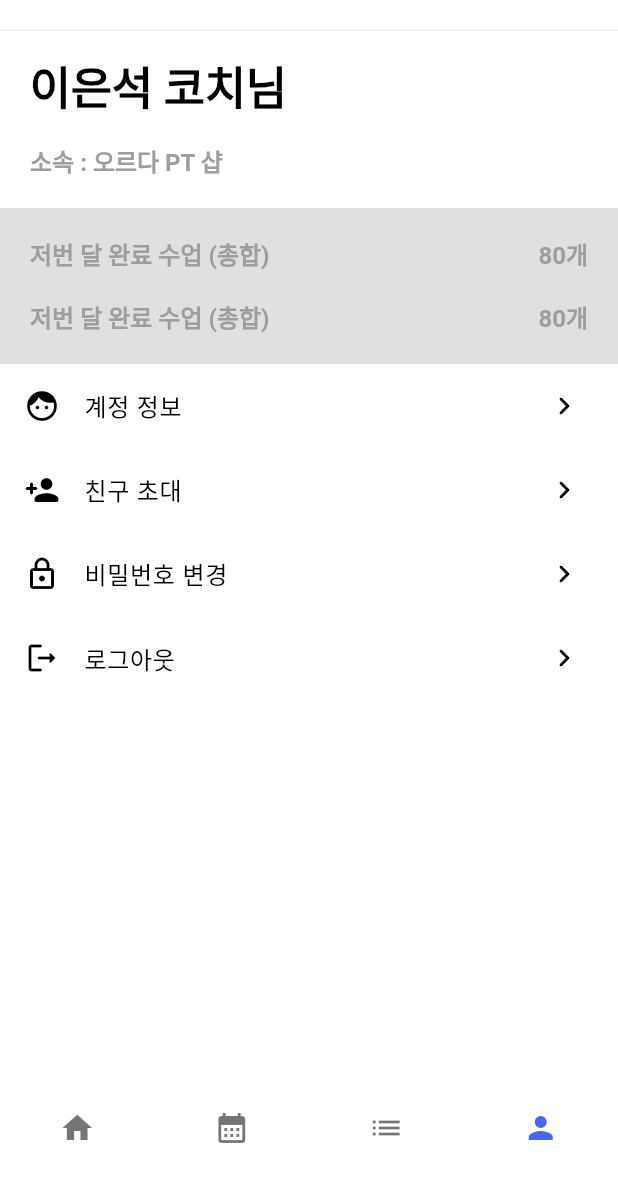
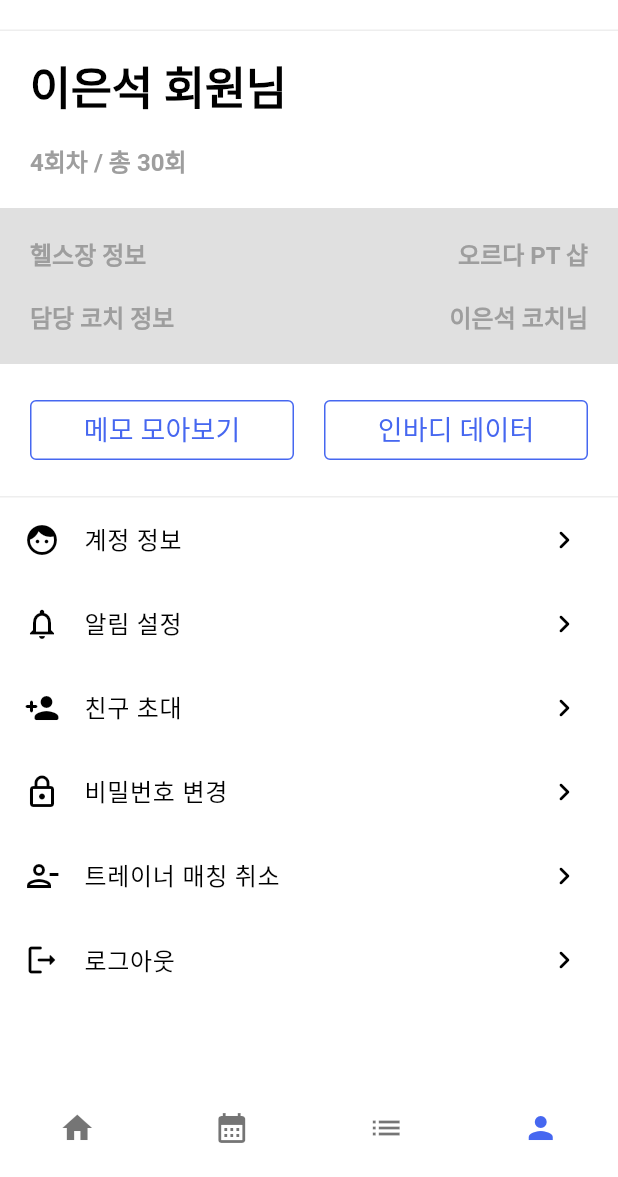
Before and after one commit to Dream-Maker-Inc/si_hicoach_fe, a Flutter app: the MemberBaseView screen opened directly, item 4 of the bottom bar chosen, on a phone screen of 412 x 824 dp, the part 59-1236 px from its top. Run offline on Flutter 3.47's test engine with Material 2 defaults, Android fonts, the phone set to English and light mode, and no system bars.

Commit message:
feat: 회원 마이페이지

```diff
--- a/lib/domain/member/views/base.dart
+++ b/lib/domain/member/views/base.dart
@@ -1,8 +1,8 @@
 import 'package:flutter/material.dart';
 import 'package:si_hicoach_fe/domain/member/views/main/main.dart';
+import 'package:si_hicoach_fe/domain/member/views/my/my/my.dart';
 import 'package:si_hicoach_fe/domain/member/views/studies/studies.dart';
 import 'package:si_hicoach_fe/domain/trainer/views/member/member_list.dart';
-import 'package:si_hicoach_fe/domain/trainer/views/my/my/my.dart';
 
 class MemberBaseView extends StatefulWidget {
   const MemberBaseView({Key? key}) : super(key: key);
@@ -18,7 +18,7 @@ class _TrainerBaseViewState extends State<MemberBaseView> {
     const MemberHomeView(),
     const TrainerMemberListView(),
     const MemberStudiesView(),
-    const TrainerMypageView(),
+    const MemberMypageView(),
   ];
 
   Widget _bottomNavigationBar() {
--- /dev/null
+++ b/lib/domain/member/views/my/account/account.dart
@@ -0,0 +1,37 @@
+import 'package:flutter/material.dart';
+import 'package:si_hicoach_fe/domain/common/components/app_bar.dart';
+
+class TrainerMypageAccountView extends StatelessWidget {
+  const TrainerMypageAccountView({Key? key}) : super(key: key);
+
+  @override
+  Widget build(BuildContext context) {
+    return Scaffold(
+      appBar: CustomAppBarArrowBack(
+        titleText: '계정 정보',
+        actionsWidget: <Widget>[
+          IconButton(
+            onPressed: () {},
+            icon: const Icon(Icons.edit_rounded),
+          ),
+        ],
+      ),
+      body: ListView(
+        scrollDirection: Axis.vertical,
+        shrinkWrap: true,
+        children: ListTile.divideTiles(
+          context: context,
+          tiles: List.of(
+            const <Widget>[
+              ListTile(title: Text('이름'), trailing: Text('이은석')),
+              ListTile(title: Text('아이디 (이메일)'), trailing: Text('이은석')),
+              ListTile(title: Text('생년월일'), trailing: Text('이은석')),
+              ListTile(title: Text('소속'), trailing: Text('이은석')),
+              ListTile(title: Text('전화번호'), trailing: Text('이은석')),
+            ],
+          ),
+        ).toList(),
+      ),
+    );
+  }
+}
--- /dev/null
+++ b/lib/domain/member/views/my/my/menu.dart
@@ -0,0 +1,95 @@
+import 'package:flutter/material.dart';
+import 'package:si_hicoach_fe/domain/splash/splash.dart';
+import 'package:si_hicoach_fe/domain/trainer/views/my/account/account.dart';
+import 'package:si_hicoach_fe/domain/trainer/views/my/invite/invite.dart';
+
+class MemberMypageMenuView extends StatelessWidget {
+  const MemberMypageMenuView({Key? key}) : super(key: key);
+
+  @override
+  Widget build(BuildContext context) {
+    return ListView(
+      scrollDirection: Axis.vertical,
+      shrinkWrap: true,
+      children: ListTile.divideTiles(
+        context: context,
+        tiles: List.of(
+          [
+            ListTile(
+              leading: const Icon(Icons.face_rounded),
+              title: const Text('계정 정보'),
+              trailing: const Icon(Icons.keyboard_arrow_right_rounded),
+              onTap: () => {
+                Navigator.of(context).push(
+                  MaterialPageRoute(
+                    builder: (context) => const TrainerMypageAccountView(),
+                  ),
+                )
+              },
+            ),
+            ListTile(
+              leading: const Icon(Icons.notifications_outlined),
+              title: const Text('알림 설정'),
+              trailing: const Icon(Icons.keyboard_arrow_right_rounded),
+              onTap: () => {
+                Navigator.of(context).push(
+                  MaterialPageRoute(
+                    builder: (context) => const TrainerMypageAccountView(),
+                  ),
+                )
+              },
+            ),
+            ListTile(
+              leading: const Icon(Icons.person_add_rounded),
+              title: const Text('친구 초대'),
+              trailing: const Icon(Icons.keyboard_arrow_right_rounded),
+              onTap: () => {
+                Navigator.of(context).push(
+                  MaterialPageRoute(
+                    builder: (context) => const TrainerMypageInviteView(),
+                  ),
+                )
+              },
+            ),
+            ListTile(
+              leading: const Icon(Icons.lock_outlined),
+              title: const Text('비밀번호 변경'),
+              trailing: const Icon(Icons.keyboard_arrow_right_rounded),
+              onTap: () => {
+                Navigator.of(context).push(
+                  MaterialPageRoute(
+                    builder: (context) => const SplashPage(),
+                  ),
+                )
+              },
+            ),
+            ListTile(
+              leading: const Icon(Icons.person_remove_outlined),
+              title: const Text('트레이너 매칭 취소'),
+              trailing: const Icon(Icons.keyboard_arrow_right_rounded),
+              onTap: () => {
+                Navigator.of(context).push(
+                  MaterialPageRoute(
+                    builder: (context) => const SplashPage(),
+                  ),
+                )
+              },
+            ),
+            ListTile(
+              leading: const Icon(Icons.logout_rounded),
+              title: const Text('로그아웃'),
+              trailing: const Icon(Icons.keyboard_arrow_right_rounded),
+              onTap: () => {
+                Navigator.of(context).push(
+                  MaterialPageRoute(
+                    builder: (context) => const SplashPage(),
+                  ),
+                )
+              },
+            ),
+          ],
+        ),
+      ).toList(),
+    );
+  }
+}
--- /dev/null
+++ b/lib/domain/member/views/my/my/my.dart
@@ -0,0 +1,26 @@
+import 'package:flutter/material.dart';
+import 'package:si_hicoach_fe/domain/common/components/app_bar_with_logo.dart';
+import 'package:si_hicoach_fe/domain/member/views/my/my/menu.dart';
+import 'package:si_hicoach_fe/domain/member/views/my/my/summary.dart';
+
+class MemberMypageView extends StatelessWidget {
+  const MemberMypageView({Key? key}) : super(key: key);
+
+  @override
+  Widget build(BuildContext context) {
+    return Scaffold(
+      appBar: const CustomAppBarWithLogo(titleText: '마이페이지'),
+      body: SafeArea(
+        child: SizedBox(
+          width: double.infinity,
+          child: Column(
+            children: const <Widget>[
+              MemberMypageSummaryView(),
+              MemberMypageMenuView(),
+            ],
+          ),
+        ),
+      ),
+    );
+  }
+}
--- /dev/null
+++ b/lib/domain/member/views/my/my/summary.dart
@@ -0,0 +1,93 @@
+import 'package:flutter/material.dart';
+import 'package:si_hicoach_fe/domain/common/components/divider.dart';
+import 'package:si_hicoach_fe/domain/common/constants/constants.dart';
+import 'package:si_hicoach_fe/domain/common/theme/button.dart';
+
+class MemberMypageSummaryView extends StatelessWidget {
+  const MemberMypageSummaryView({Key? key}) : super(key: key);
+
+  @override
+  Widget build(BuildContext context) {
+    return Column(
+      crossAxisAlignment: CrossAxisAlignment.stretch,
+      children: <Widget>[
+        Padding(
+          padding: const EdgeInsets.all(defaultPadding),
+          child: Column(
+            crossAxisAlignment: CrossAxisAlignment.stretch,
+            children: <Widget>[
+              Text(
+                '이은석 회원님',
+                style: Theme.of(context).textTheme.headline1,
+              ),
+              const SizedBox(height: defaultPadding),
+              Text(
+                '4회차 / 총 30회',
+                style: Theme.of(context).textTheme.headline4,
+              ),
+            ],
+          ),
+        ),
+        Container(
+          width: double.infinity,
+          color: Colors.grey.shade300,
+          child: Padding(
+            padding: const EdgeInsets.all(defaultPadding),
+            child: Column(
+              children: <Widget>[
+                Row(
+                  mainAxisAlignment: MainAxisAlignment.spaceBetween,
+                  children: <Widget>[
+                    Text(
+                      '헬스장 정보',
+                      style: Theme.of(context).textTheme.headline4,
+                    ),
+                    Text(
+                      '오르다 PT 샵',
+                      style: Theme.of(context).textTheme.headline4,
+                    ),
+                  ],
+                ),
+                const SizedBox(height: defaultPadding),
+                Row(
+                  mainAxisAlignment: MainAxisAlignment.spaceBetween,
+                  children: <Widget>[
+                    Text(
+                      '담당 코치 정보',
+                      style: Theme.of(context).textTheme.headline4,
+                    ),
+                    Text(
+                      '이은석 코치님',
+                      style: Theme.of(context).textTheme.headline4,
+                    ),
+                  ],
+                ),
+              ],
+            ),
+          ),
+        ),
+        Padding(
+          padding: const EdgeInsets.all(defaultPadding),
+          child: Row(
+            children: <Widget>[
+              Expanded(
+                child: CustomOutlinedButton(
+                  onPressed: () {},
+                  text: '메모 모아보기',
+                ),
+              ),
+              const SizedBox(width: defaultPadding),
+              Expanded(
+                child: CustomOutlinedButton(
+                  onPressed: () {},
+                  text: '인바디 데이터',
+                ),
+              ),
+            ],
+          ),
+        ),
+        const CustomDivider(),
+      ],
+    );
+  }
+}
--- a/lib/main.dart
+++ b/lib/main.dart
@@ -2,7 +2,8 @@ import 'package:flutter/material.dart';
 import 'package:si_hicoach_fe/domain/common/theme/checkbox.dart';
 import 'package:si_hicoach_fe/domain/common/theme/color.dart';
 import 'package:si_hicoach_fe/domain/common/theme/text.dart';
-import 'package:si_hicoach_fe/domain/splash/splash.dart';
+import 'package:si_hicoach_fe/domain/member/views/base.dart';
+import 'package:si_hicoach_fe/domain/trainer/views/my/my/summary.dart';
 
 void main() {
   runApp(const MyApp());
@@ -23,7 +24,7 @@ class MyApp extends StatelessWidget {
           checkboxTheme: checkboxThemes,
           scaffoldBackgroundColor: const Color.fromRGBO(255, 255, 255, 1),
         ),
-        home: const SplashPage(),
+        home: const MemberBaseView(),
       ),
       onTap: () => FocusManager.instance.primaryFocus?.unfocus(),
     );
```
Also changed, not shown: lib/domain/member/views/my/account/edit.dart (added, +49 -0 lines), lib/domain/member/views/my/invite/invite.dart (added, +32 -0 lines), lib/domain/member/views/my/password/edit_password.dart (added, +94 -0 lines).
